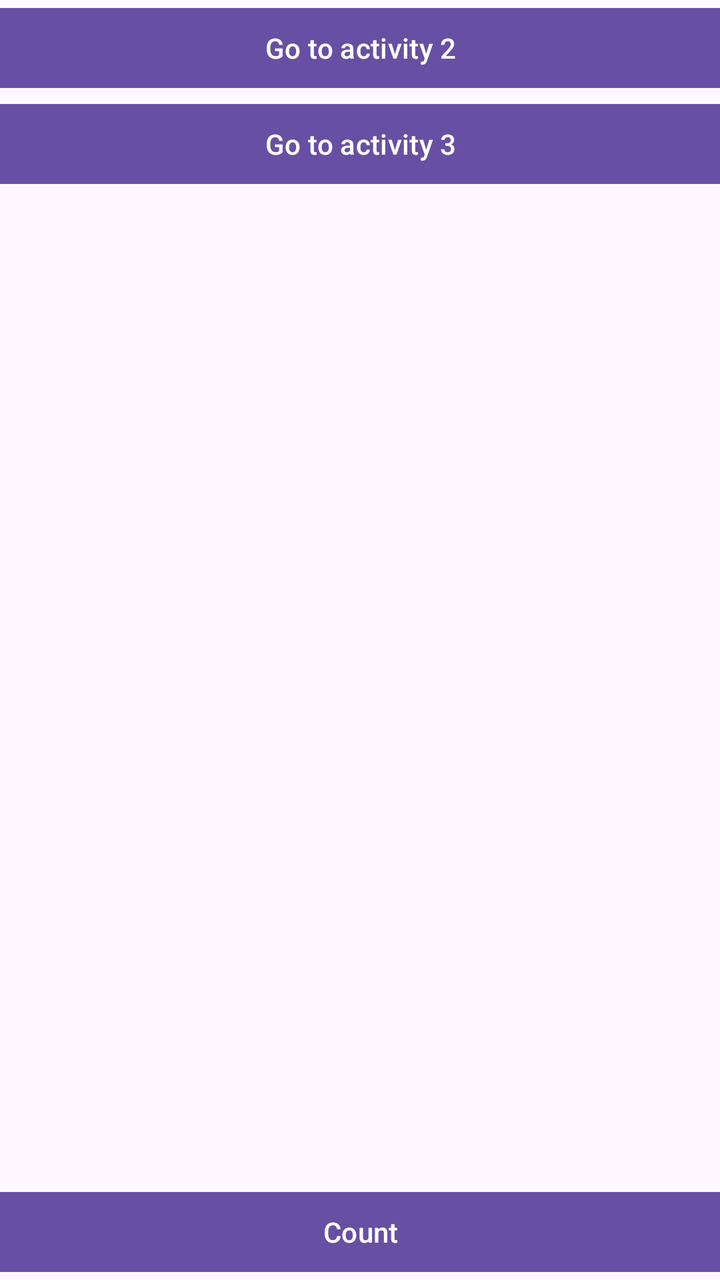
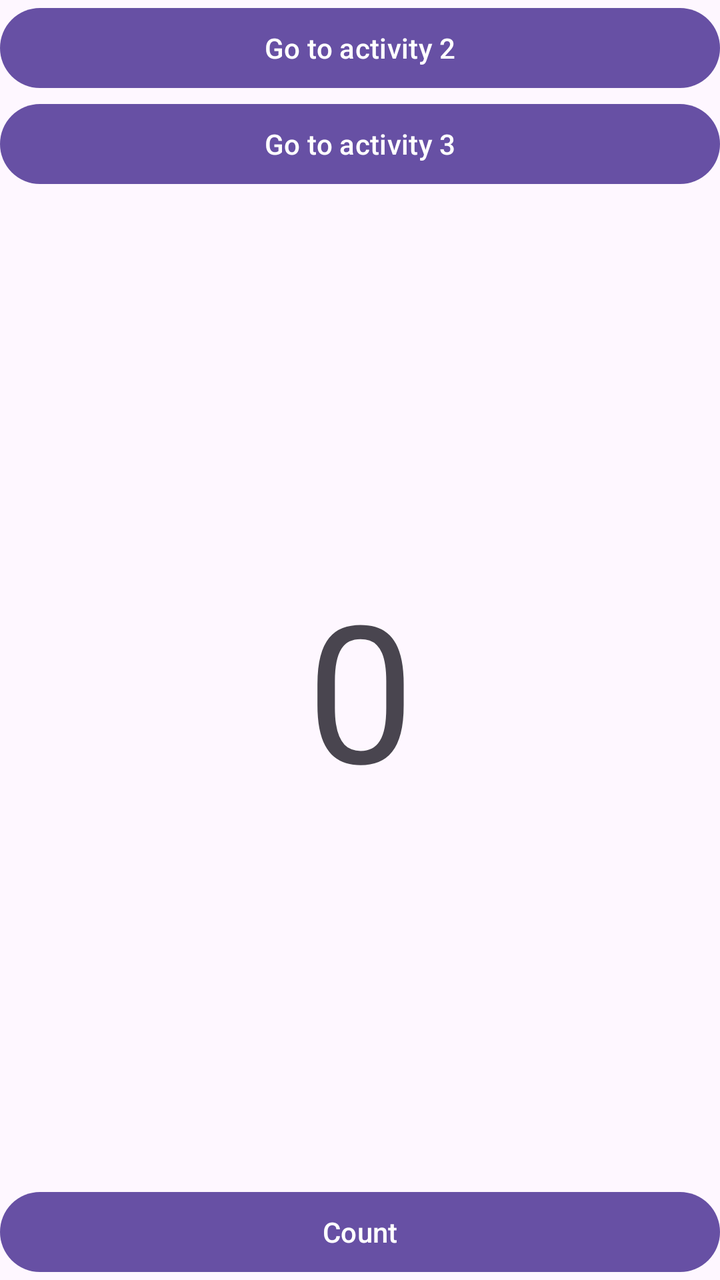

Compare the two renders of this Android layout. The source of the first and the diff that turns it into the second are given below.
<!-- AndroidManifest.xml: application theme Theme.MultipleActivitiesApplication -->
<!-- res/layout/activity_main.xml -->
<?xml version="1.0" encoding="utf-8"?>
<androidx.constraintlayout.widget.ConstraintLayout xmlns:android="http://schemas.android.com/apk/res/android"
    xmlns:app="http://schemas.android.com/apk/res-auto"
    xmlns:tools="http://schemas.android.com/tools"
    android:id="@+id/main"
    android:layout_width="match_parent"
    android:layout_height="match_parent"
    tools:context=".MainActivity">

    <androidx.constraintlayout.widget.ConstraintLayout
        android:layout_width="match_parent"
        android:layout_height="match_parent">

        <Button
            android:id="@+id/buttonCount"
            android:layout_width="409dp"
            android:layout_height="wrap_content"
            android:onClick="countUp"
            android:text="Count"
            app:cornerRadius="0dp"
            app:layout_constraintBottom_toBottomOf="parent"
            app:layout_constraintEnd_toEndOf="parent"
            app:layout_constraintStart_toStartOf="parent" />

        <Button
            android:id="@+id/button2"
            android:layout_width="409dp"
            android:layout_height="wrap_content"
            android:onClick="goToSecondActivity"
            android:text="Go to activity 2"
            app:layout_constraintEnd_toEndOf="parent"
            app:layout_constraintStart_toStartOf="parent"
            app:layout_constraintTop_toTopOf="parent" />

        <Button
            android:id="@+id/button3"
            android:layout_width="409dp"
            android:layout_height="wrap_content"
            android:onClick="goToThirdActivity"
            android:text="Go to activity 3"
            app:layout_constraintEnd_toEndOf="parent"
            app:layout_constraintStart_toStartOf="parent"
            app:layout_constraintTop_toBottomOf="@+id/button2" />

        <TextView
            android:id="@+id/showCount"
            android:layout_width="381dp"
            android:layout_height="206dp"
            app:layout_constraintBottom_toTopOf="@+id/buttonCount"
            app:layout_constraintEnd_toEndOf="parent"
            app:layout_constraintStart_toStartOf="parent"
            app:layout_constraintTop_toBottomOf="@+id/button3" />
    </androidx.constraintlayout.widget.ConstraintLayout>

</androidx.constraintlayout.widget.ConstraintLayout>
<!-- resources referenced by this layout -->
<resources>
  <style name="Theme.MultipleActivitiesApplication" parent="Base.Theme.MultipleActivitiesApplication" />
  <style name="Base.Theme.MultipleActivitiesApplication" parent="Theme.Material3.DayNight.NoActionBar">
          
          
      </style>
</resources>

<!-- the commit's change to res/layout/activity_main.xml (unified diff, before → after) -->
@@ -1,55 +1,19 @@
 <?xml version="1.0" encoding="utf-8"?>
-<androidx.constraintlayout.widget.ConstraintLayout xmlns:android="http://schemas.android.com/apk/res/android"
-    xmlns:app="http://schemas.android.com/apk/res-auto"
-    xmlns:tools="http://schemas.android.com/tools"
+<LinearLayout xmlns:android="http://schemas.android.com/apk/res/android"
     android:id="@+id/main"
     android:layout_width="match_parent"
     android:layout_height="match_parent"
-    tools:context=".MainActivity">
-
-    <androidx.constraintlayout.widget.ConstraintLayout
-        android:layout_width="match_parent"
-        android:layout_height="match_parent">
-
-        <Button
-            android:id="@+id/buttonCount"
-            android:layout_width="409dp"
-            android:layout_height="wrap_content"
-            android:onClick="countUp"
-            android:text="Count"
-            app:cornerRadius="0dp"
-            app:layout_constraintBottom_toBottomOf="parent"
-            app:layout_constraintEnd_toEndOf="parent"
-            app:layout_constraintStart_toStartOf="parent" />
-
-        <Button
-            android:id="@+id/button2"
-            android:layout_width="409dp"
-            android:layout_height="wrap_content"
-            android:onClick="goToSecondActivity"
-            android:text="Go to activity 2"
-            app:layout_constraintEnd_toEndOf="parent"
-            app:layout_constraintStart_toStartOf="parent"
-            app:layout_constraintTop_toTopOf="parent" />
-
-        <Button
-            android:id="@+id/button3"
-            android:layout_width="409dp"
-            android:layout_height="wrap_content"
-            android:onClick="goToThirdActivity"
-            android:text="Go to activity 3"
-            app:layout_constraintEnd_toEndOf="parent"
-            app:layout_constraintStart_toStartOf="parent"
-            app:layout_constraintTop_toBottomOf="@+id/button2" />
-
-        <TextView
-            android:id="@+id/showCount"
-            android:layout_width="381dp"
-            android:layout_height="206dp"
-            app:layout_constraintBottom_toTopOf="@+id/buttonCount"
-            app:layout_constraintEnd_toEndOf="parent"
-            app:layout_constraintStart_toStartOf="parent"
-            app:layout_constraintTop_toBottomOf="@+id/button3" />
-    </androidx.constraintlayout.widget.ConstraintLayout>
-
-</androidx.constraintlayout.widget.ConstraintLayout>
+    android:orientation="vertical">
+    <Button android:id="@+id/button2" android:layout_width="match_parent"
+        android:layout_height="wrap_content" android:text="@string/go_activity_2"
+        android:onClick="goToSecondActivity" />
+    <Button android:id="@+id/button3" android:layout_width="match_parent"
+        android:layout_height="wrap_content" android:text="@string/go_activity_3"
+        android:onClick="goToThirdActivity" />
+    <TextView android:id="@+id/showCount" android:layout_width="match_parent"
+        android:layout_height="0dp" android:layout_weight="1" android:gravity="center"
+        android:text="@string/count_initial" android:textSize="96sp" />
+    <Button android:id="@+id/buttonCount" android:layout_width="match_parent"
+        android:layout_height="wrap_content" android:text="@string/count"
+        android:onClick="countUp" />
+</LinearLayout>
<!-- resource entries referenced after the edit -->
@@ -1,5 +1,9 @@
 <!-- resources referenced by this layout -->
 <resources>
+  <string name="count">Count</string>
+  <string name="count_initial">0</string>
+  <string name="go_activity_2">Go to activity 2</string>
+  <string name="go_activity_3">Go to activity 3</string>
   <style name="Theme.MultipleActivitiesApplication" parent="Base.Theme.MultipleActivitiesApplication" />
   <style name="Base.Theme.MultipleActivitiesApplication" parent="Theme.Material3.DayNight.NoActionBar">
           
